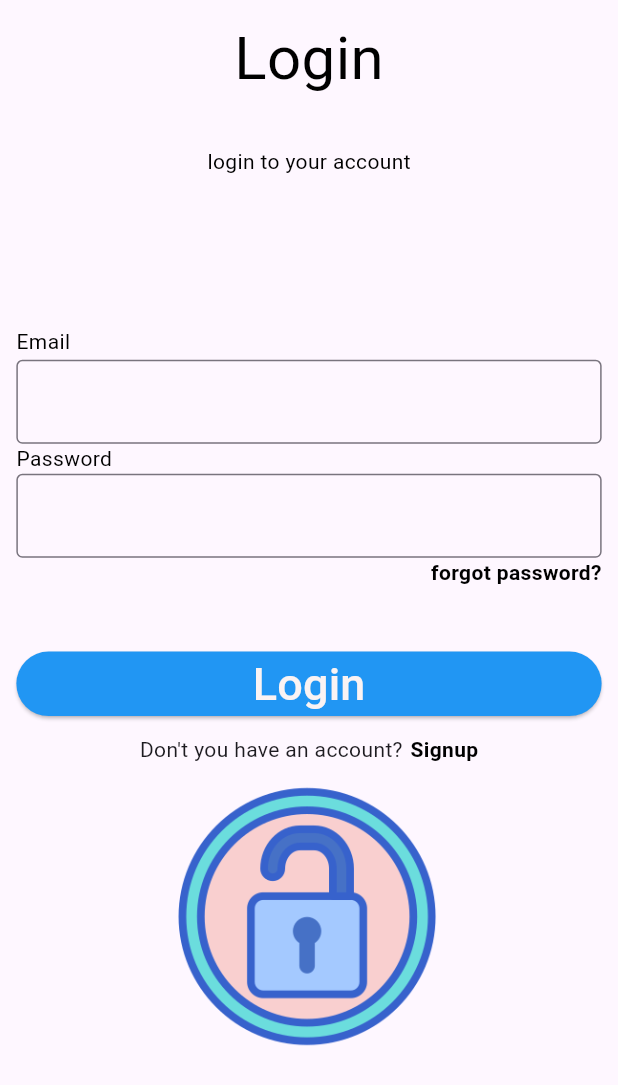
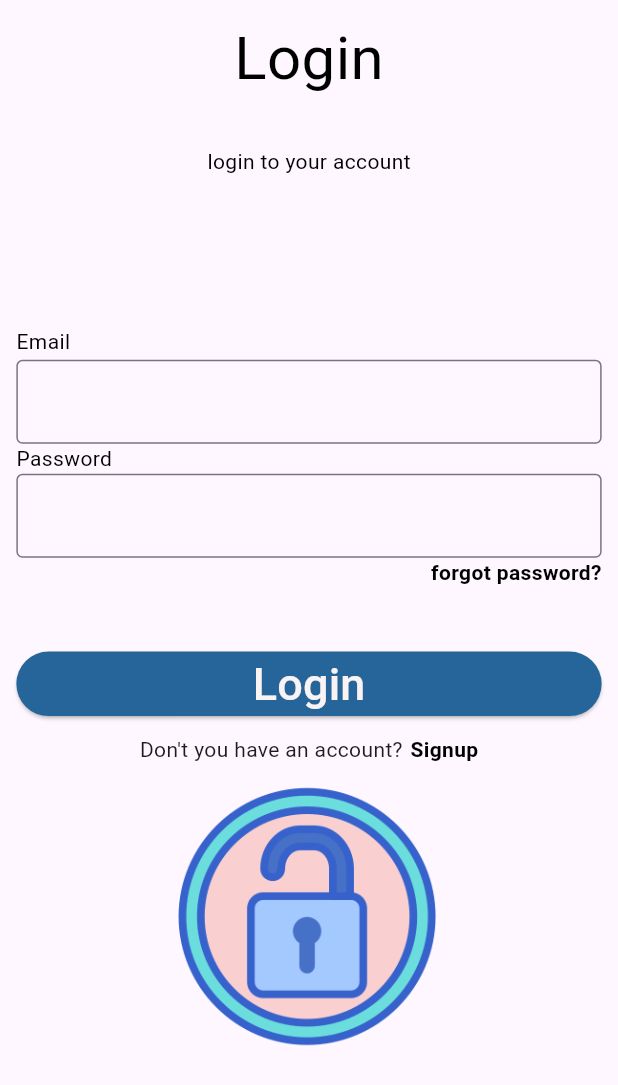
Before and after one commit to abhishek12440/registration_app_flutter, a Flutter app: the Login screen opened directly, on a phone screen of 412 x 824 dp. Shown: the top 1085 px of the screen. Run offline on Flutter 3.47's test engine with Material 3 defaults, Android fonts, the phone set to English and light mode, and no system bars; our stand-ins replace firebase_auth, firebase_core; accounts and stored records are empty.

Commit message:
fsignup1

```diff
--- a/lib/login.dart
+++ b/lib/login.dart
@@ -66,7 +66,7 @@ class _LoginState extends State<Login> {TextEditingController emailController =
                   Navigator.push(context, MaterialPageRoute(builder: (context) => Signup(),));
                 },
                 style: ElevatedButton.styleFrom(
-                  backgroundColor: Colors.blue,
+                  backgroundColor: const Color.fromARGB(255, 37, 101, 154),
                   foregroundColor: Colors.white,
                 ),
                 child: Align(
```
